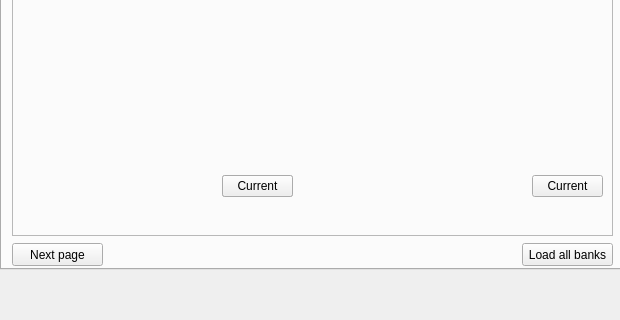
LasDesu/fb01editor, file interface/mainwindow.ui: the form before one commit; both pictures show x 0 to 620 and y 310 to 630 of the 620 by 630 pixel window.
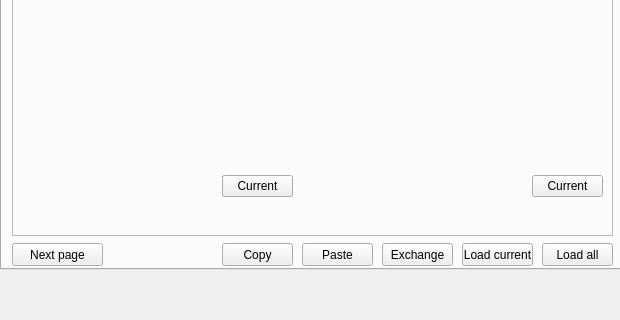
The form after the commit. The open tabs and pages were chosen to show the change. Icons and pictures are not drawn. Custom widgets are drawn as their Qt base class.

Diff of the .ui file:
```diff
--- a/interface/mainwindow.ui
+++ b/interface/mainwindow.ui
@@ -704,14 +704,66 @@
      <widget class="QPushButton" name="pshBut_loadBanks">
       <property name="geometry">
        <rect>
-        <x>520</x>
+        <x>540</x>
         <y>508</y>
-        <width>91</width>
+        <width>71</width>
         <height>23</height>
        </rect>
       </property>
       <property name="text">
-       <string>Load all banks</string>
+       <string>Load all</string>
+      </property>
+     </widget>
+     <widget class="QPushButton" name="pshBut_loadCurrent">
+      <property name="geometry">
+       <rect>
+        <x>460</x>
+        <y>508</y>
+        <width>71</width>
+        <height>23</height>
+       </rect>
+      </property>
+      <property name="text">
+       <string>Load current</string>
+      </property>
+     </widget>
+     <widget class="QPushButton" name="pshBut_copyBank">
+      <property name="geometry">
+       <rect>
+        <x>220</x>
+        <y>508</y>
+        <width>71</width>
+        <height>23</height>
+       </rect>
+      </property>
+      <property name="text">
+       <string>Copy</string>
+      </property>
+     </widget>
+     <widget class="QPushButton" name="pshBut_pasteBank">
+      <property name="geometry">
+       <rect>
+        <x>300</x>
+        <y>508</y>
+        <width>71</width>
+        <height>23</height>
+       </rect>
+      </property>
+      <property name="text">
+       <string>Paste</string>
+      </property>
+     </widget>
+     <widget class="QPushButton" name="pshBut_exchangeBank">
+      <property name="geometry">
+       <rect>
+        <x>380</x>
+        <y>508</y>
+        <width>71</width>
+        <height>23</height>
+       </rect>
+      </property>
+      <property name="text">
+       <string>Exchange</string>
       </property>
      </widget>
     </widget>
```
Left out of the diff: 50 changed lines with no effect on the pictures.
